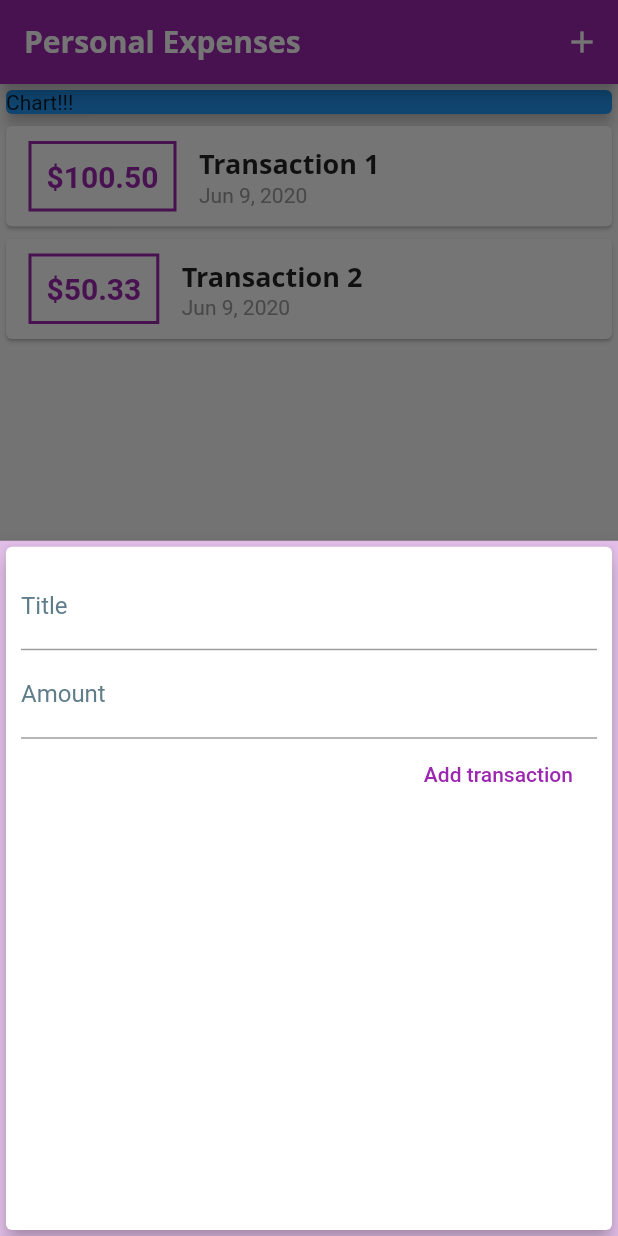
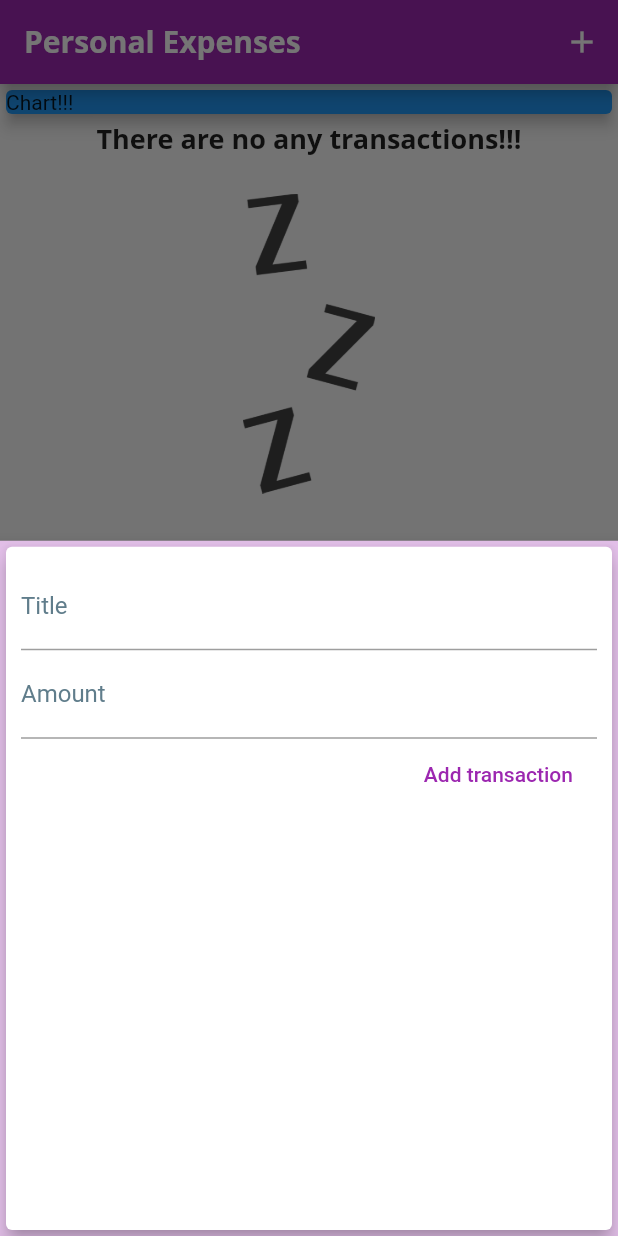
Before and after one commit to Reyst/personal_expenses, a Flutter app: the screen it shows after launch, after a tap on the "add" icon, on a phone screen of 412 x 824 dp. Run offline on Flutter 3.47's test engine with Material 2 defaults, Android fonts, the phone set to English and light mode, and no system bars.

Commit message:
add a placeholder with image for the empty list

```diff
--- a/lib/main.dart
+++ b/lib/main.dart
@@ -4,7 +4,7 @@ import 'package:uuid/uuid.dart';
 import 'models/transaction.dart';
 import 'widgets/add_transaction.dart';
 import 'widgets/transaction_list.dart';
-//import 'widgets/user_transactions.dart';
+import 'widgets/empty_transaction_holder.dart';
 
 void main() => runApp(MyApp());
 
@@ -55,8 +55,8 @@ class _MyHomePageState extends State<MyHomePage> {
   static String _getId() => _idGenerator.v4();
 
   final List<Transaction> _transactions = [
-    Transaction(id: _getId(), title: "Transaction 1", amount: 100.50, date: DateTime.now()),
-    Transaction(id: _getId(), title: "Transaction 2", amount: 50.33, date: DateTime.now()),
+//    Transaction(id: _getId(), title: "Transaction 1", amount: 100.50, date: DateTime.now()),
+//    Transaction(id: _getId(), title: "Transaction 2", amount: 50.33, date: DateTime.now()),
   ];
 
   void _addTx(String title, double amount) {
@@ -107,9 +107,7 @@ class _MyHomePageState extends State<MyHomePage> {
                 elevation: 4,
               ),
             ),
-            TransactionList(
-              transactions: _transactions,
-            ),
+            _obtainContent(),
           ],
         ),
       ),
@@ -121,4 +119,15 @@ class _MyHomePageState extends State<MyHomePage> {
       ),
     );
   }
+
+  Widget _obtainContent() {
+    Widget result;
+
+    if (_transactions.isEmpty)
+      result = TransactionListHolder();
+    else
+      result = TransactionList(transactions: _transactions);
+
+    return result;
+  }
 }
--- /dev/null
+++ b/lib/widgets/empty_transaction_holder.dart
@@ -0,0 +1,25 @@
+import 'package:flutter/material.dart';
+
+class TransactionListHolder extends StatelessWidget {
+  @override
+  Widget build(BuildContext context) {
+    return Column(
+      children: [
+        Text(
+          "There are no any transactions!!!",
+          style: Theme.of(context).textTheme.title,
+        ),
+        SizedBox(
+          height: 24,
+        ),
+        Container(
+          height: 200,
+          child: Image.asset(
+            "assets/images/waiting.png",
+            fit: BoxFit.cover,
+          ),
+        ),
+      ],
+    );
+  }
+}
--- a/lib/widgets/transaction_list.dart
+++ b/lib/widgets/transaction_list.dart
@@ -25,6 +25,10 @@ class TransactionList extends StatelessWidget {
 
   Widget txToWidget(BuildContext context, Transaction tx) {
     return Card(
+      elevation: 4,
+      margin: EdgeInsets.symmetric(
+        horizontal: 8.0,
+      ),
       child: Row(
         children: <Widget>[
           Container(
--- a/pubspec.yaml
+++ b/pubspec.yaml
@@ -51,6 +51,10 @@ flutter:
   #   - images/a_dot_burr.jpeg
   #   - images/a_dot_ham.jpeg
 
+  assets:
+    - assets/images/waiting.png
+
+
   # An image asset can refer to one or more resolution-specific "variants", see
   # https://flutter.dev/assets-and-images/#resolution-aware.
 
```
Also changed, not shown: assets/images/waiting.png (added).
